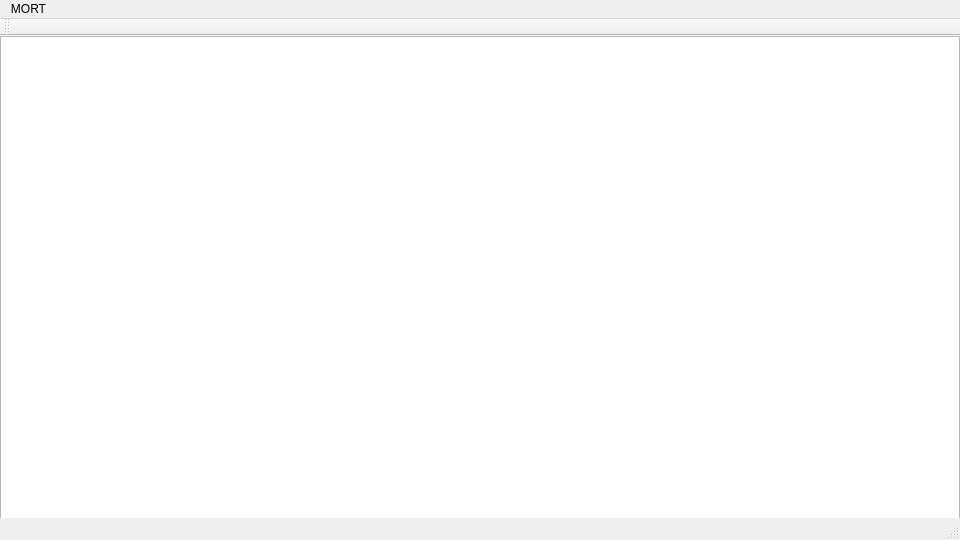
This is ui/gamewindow.ui in couatl/Mort as Qt 5 draws it before an edit. The edited form follows.
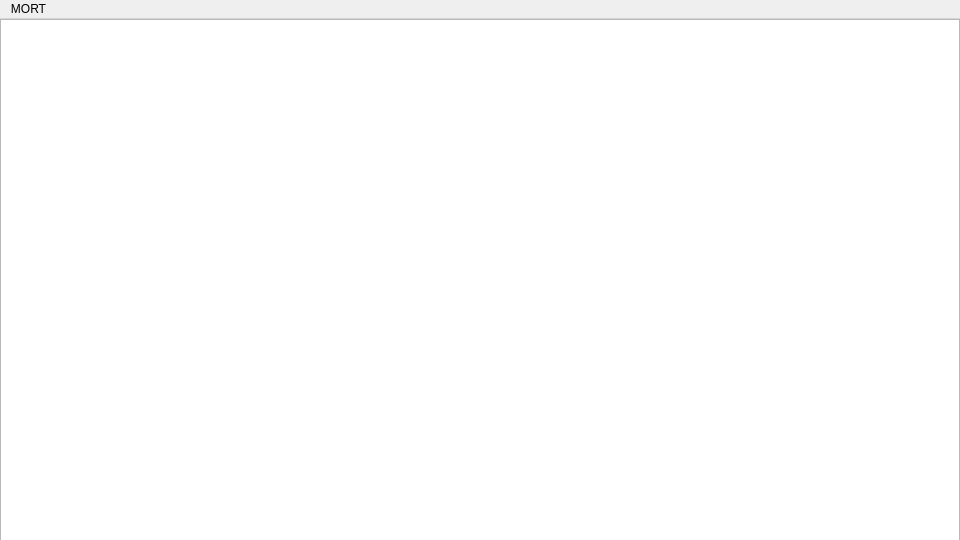
This is the edited form.

What changed in the file:
```diff
--- a/ui/gamewindow.ui
+++ b/ui/gamewindow.ui
@@ -267,8 +267,8 @@
        <rect>
         <x>410</x>
         <y>20</y>
-        <width>141</width>
-        <height>41</height>
+        <width>140</width>
+        <height>40</height>
        </rect>
       </property>
       <property name="text">
@@ -329,15 +329,6 @@
    </widget>
    <addaction name="menuMORT"/>
   </widget>
-  <widget class="QToolBar" name="mainToolBar">
-   <attribute name="toolBarArea">
-    <enum>TopToolBarArea</enum>
-   </attribute>
-   <attribute name="toolBarBreak">
-    <bool>false</bool>
-   </attribute>
-  </widget>
-  <widget class="QStatusBar" name="statusBar"/>
   <action name="actionAbout">
    <property name="checkable">
     <bool>false</bool>
```
